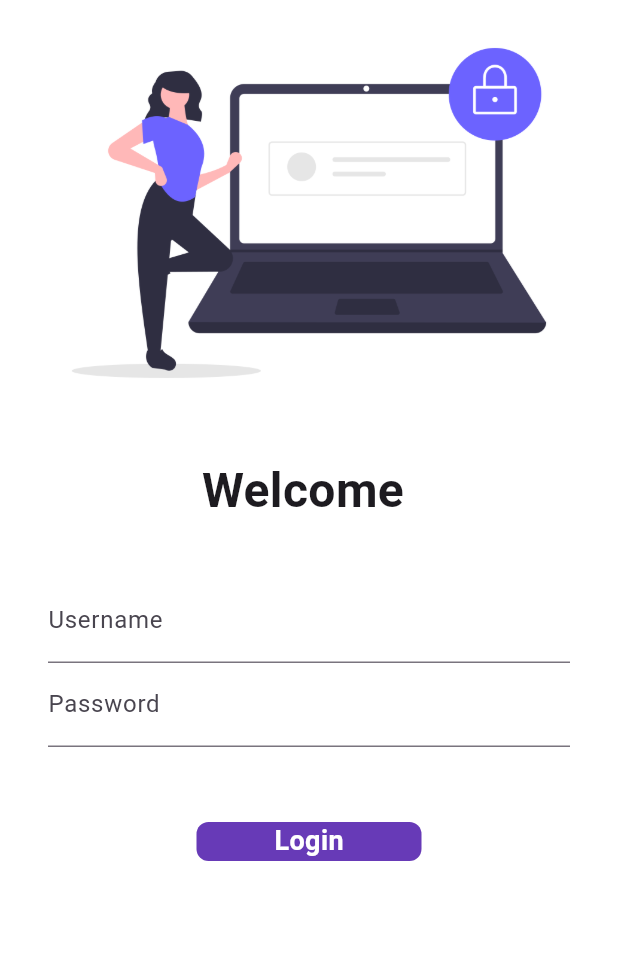
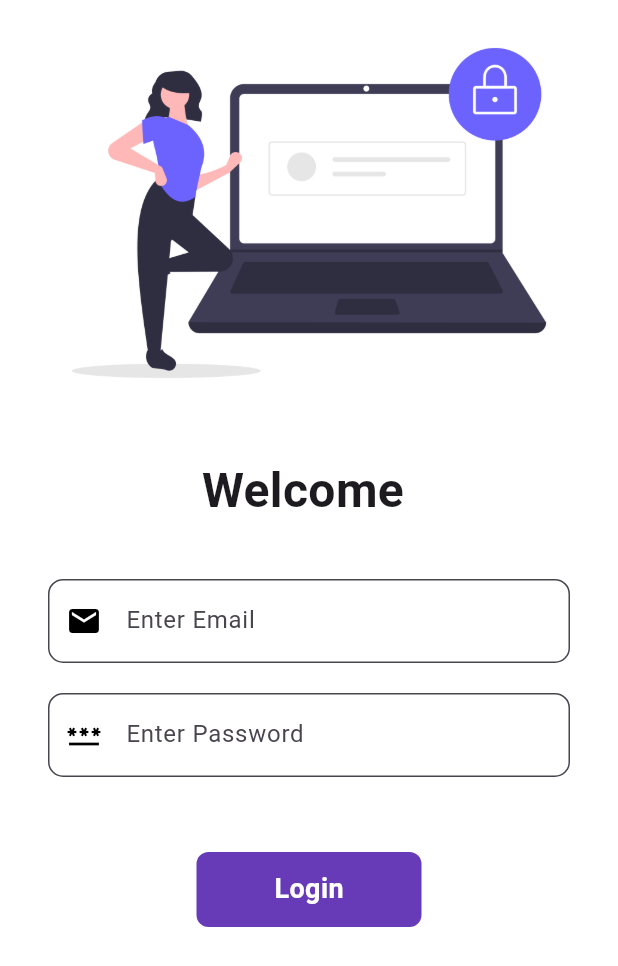
Before and after one commit to Sagar-Wadhwa-726/MSC_IGDTUW_APP_DEV, a Flutter app: the screen it shows after launch, on a phone screen of 412 x 824 dp. Shown: the top 966 px of the screen. Run offline on Flutter 3.47's test engine with Material 3 defaults, Android fonts, the phone set to English and light mode, and no system bars; our stand-ins replace google_fonts.

```diff
--- a/lib/main.dart
+++ b/lib/main.dart
@@ -8,17 +8,12 @@
 import 'package:flutter/material.dart';
 import 'package:flutter_catalog/pages/home_page.dart';
 import 'package:flutter_catalog/pages/login_page.dart';
+import 'package:flutter_catalog/pages/reset_password.dart';
+import 'package:flutter_catalog/pages/sign_up.dart';
 import 'package:flutter_catalog/utils/routes.dart';
 
-// entry point in the application
 void main() {
-  // runApp is called which calls MyApp()
-  playGame(score: 12, gameName: "SpiderMan");
   runApp(MyApp());
-}
-
-void playGame({required int score, String? gameName}) {
-  print("Player score is $score and game name is $gameName");
 }
 
 class MyApp extends StatelessWidget {
@@ -29,7 +24,7 @@ class MyApp extends StatelessWidget {
   @override
   Widget build(BuildContext context) {
     return MaterialApp(
-      // debugShowCheckedModeBanner: false,
+      debugShowCheckedModeBanner: false,
       theme: ThemeData(
         primarySwatch: Colors.blue,
         // primaryTextTheme: GoogleFonts.latoTextTheme(), applied only on primary text
@@ -41,6 +36,8 @@ class MyApp extends StatelessWidget {
       routes: {
         MyRoutes.homeRoute: (context) => HomePage(),
         MyRoutes.loginRoute: (context) => LoginPage(),
+        MyRoutes.resetPasswordRoute: (context) => ResetPassword(),
+        MyRoutes.signUpRoute: (context) => SignUp(),
       },
     );
   }
--- a/lib/pages/login_page.dart
+++ b/lib/pages/login_page.dart
@@ -2,6 +2,7 @@
 // whenever a folder added, the app should be restarted instead of just hot reloading
 
 import 'package:flutter/material.dart';
+import 'package:flutter_catalog/utils/reusable_widget.dart';
 import 'package:flutter_catalog/utils/routes.dart';
 import 'package:google_fonts/google_fonts.dart';
 
@@ -15,12 +16,29 @@ class LoginPage extends StatefulWidget {
 class _LoginPageState extends State<LoginPage> {
   String text = "";
   bool changedButton = false;
+  final _formKey = GlobalKey<FormState>();
+
+  // Text Editing controllers
+  final TextEditingController _emailTextController = TextEditingController();
+  final TextEditingController _passwordTextController = TextEditingController();
+
+  moveToHomePage(context) async {
+    if (_formKey.currentState?.validate() ?? false) {
+      setState(() {
+        changedButton = true;
+      });
+      await Future.delayed(Duration(seconds: 1));
+      Navigator.pushNamed(context, MyRoutes.homeRoute);
+    }
+  }
 
   @override
   Widget build(BuildContext context) {
-    return Material(
-      color: Colors.white,
-      child: SingleChildScrollView(
+    return Scaffold(
+      backgroundColor: Colors.white,
+      body: SingleChildScrollView(
+        child: Form(
+          key: _formKey,
           child: Column(
             children: <Widget>[
               Image.asset("assets/images/login_image.png", fit: BoxFit.cover),
@@ -35,35 +53,51 @@ class _LoginPageState extends State<LoginPage> {
               ),
               SizedBox(height: 20),
               Padding(
-              padding: const EdgeInsets.symmetric(vertical: 16, horizontal: 32),
+                padding:
+                    const EdgeInsets.symmetric(vertical: 16, horizontal: 32),
                 child: Column(
                   children: <Widget>[
-                  TextFormField(
-                    onChanged: (content) {
-                      setState(() {
-                        text = content;
-                      });
-                    },
-                    decoration: InputDecoration(
-                        hintText: "Enter Username", labelText: "Username"),
-                  ),
-                  TextFormField(
-                    obscureText: true,
-                    decoration: InputDecoration(
-                        hintText: "Enter Password", labelText: "Password"),
-                  ),
+                    reuseableTextFormField("Enter Email", Icons.email, false,
+                        _emailTextController, true),
+                    SizedBox(height: 20),
+                    reuseableTextFormField("Enter Password", Icons.password,
+                        true, _passwordTextController, false),
+                    // TextFormField(
+                    //   validator: (value) {
+                    //     if (value!.isEmpty) {
+                    //       return "Please Enter a Username";
+                    //     }
+                    //     return null;
+                    //   },
+                    //   onChanged: (content) {
+                    //     setState(() {
+                    //       text = content;
+                    //     });
+                    //   },
+                    //   decoration: InputDecoration(
+                    //       hintText: "Enter Username", labelText: "Username"),
+                    // ),
+                    // TextFormField(
+                    //   validator: (value) {
+                    //     if (value!.isEmpty) {
+                    //       return "Please Enter a Password";
+                    //     }
+                    //     if (value.length < 6) {
+                    //       return "Password length can't be less than 6";
+                    //     }
+                    //     return null;
+                    //   },
+                    //   obscureText: true,
+                    //   decoration: InputDecoration(
+                    //       hintText: "Enter Password", labelText: "Password"),
+                    // ),
                     SizedBox(height: 50),
                     InkWell(
-                    onTap: () async {
-                      setState(() {
-                        changedButton = true;
-                      });
-                      await Future.delayed(Duration(seconds: 1));
-                      Navigator.pushNamed(context, MyRoutes.homeRoute);
-                    },
+                      onTap: () => moveToHomePage(context),
                       child: AnimatedContainer(
                         duration: Duration(seconds: 1),
                         width: changedButton ? 50 : 150,
+                        height: 50,
                         alignment: Alignment.center,
                         child: changedButton
                             ? Icon(Icons.done)
@@ -95,6 +129,7 @@ class _LoginPageState extends State<LoginPage> {
             ],
           ),
         ),
+      ),
     );
   }
 }
--- /dev/null
+++ b/lib/utils/reusable_widget.dart
@@ -0,0 +1,53 @@
+// ignore_for_file: prefer_const_constructors
+
+import 'package:flutter/material.dart';
+
+TextFormField reuseableTextFormField(String text, IconData icon,
+    bool isPasswordType, TextEditingController controller, bool isUsername) {
+  return TextFormField(
+    textInputAction: TextInputAction.next,
+    controller: controller,
+    obscureText: isPasswordType,
+    enableSuggestions: !isPasswordType,
+    autocorrect: !isPasswordType,
+    keyboardType: isPasswordType
+        ? TextInputType.visiblePassword
+        : TextInputType.emailAddress,
+    style: TextStyle(color: Colors.black87.withOpacity(0.9)),
+    decoration: InputDecoration(
+      border: OutlineInputBorder(
+        borderRadius: BorderRadius.circular(10.0),
+      ),
+      fillColor: Colors.white.withOpacity(0.3),
+      filled: true,
+      hintText: isUsername
+          ? "Enter Username"
+          : (isPasswordType ? "Enter Password" : "Enter Email"),
+      prefixIcon: Icon(icon, color: Colors.black),
+      labelText: text,
+    ),
+    validator: (value) {
+      if (value!.isEmpty) {
+        return isUsername
+            ? "Please Enter a Username"
+            : (isPasswordType
+                ? "Please Enter a Password"
+                : "Please Enter an Email");
+      }
+      return null;
+    },
+  );
+}
+
+SnackBar reusableSnackbar(String userContent) {
+  return SnackBar(
+    content: Text(
+      userContent,
+      style: TextStyle(color: Colors.white, fontSize: 14),
+    ),
+    showCloseIcon: true,
+    backgroundColor: const Color.fromARGB(255, 43, 43, 43),
+    behavior: SnackBarBehavior.floating,
+    shape: RoundedRectangleBorder(borderRadius: BorderRadius.circular(10)),
+  );
+}
--- a/lib/utils/routes.dart
+++ b/lib/utils/routes.dart
@@ -2,4 +2,6 @@ class MyRoutes {
   // takes memory only once. And does not depends on the objects, can be called without the objects
   static String loginRoute = "/login";
   static String homeRoute = "/home";
+  static String signUpRoute = "/signup";
+  static String resetPasswordRoute = "/resetpassword";
 }
```
Also changed, not shown: lib/pages/home_page.dart (+53 -19 lines), lib/pages/reset_password.dart (added, +78 -0 lines), lib/pages/sign_up.dart (added, +92 -0 lines), assets/images/reset_password.png (added), 4 other files. Lines whose indentation alone changed are shown as unchanged.
